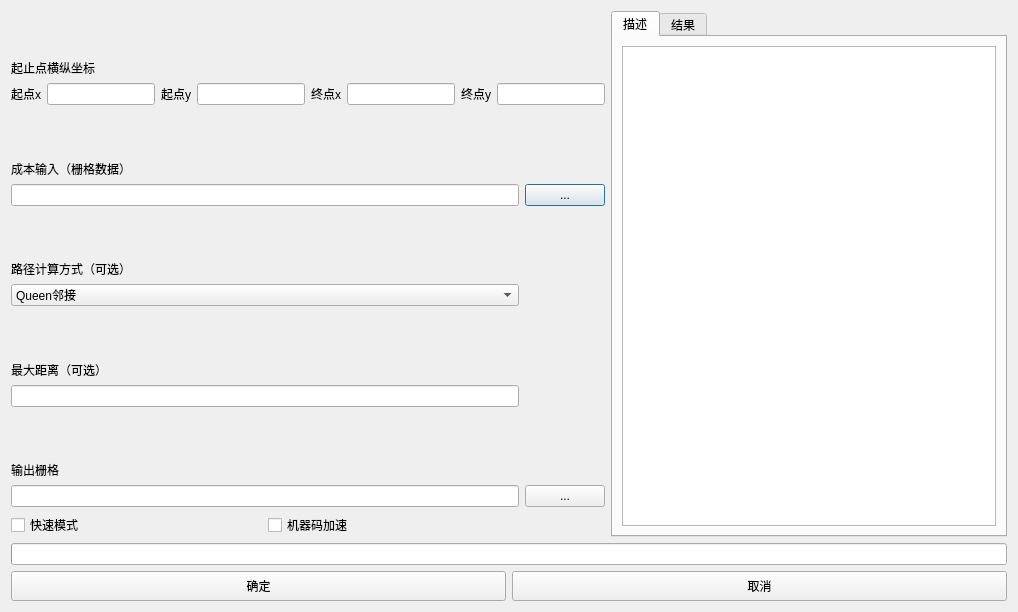
Before: the Qt Designer form shortest_path/shortest_path_dialog_base.ui in TianyouCheng/Shortest-Path-QGIS-Plugin, drawn with Qt 5.
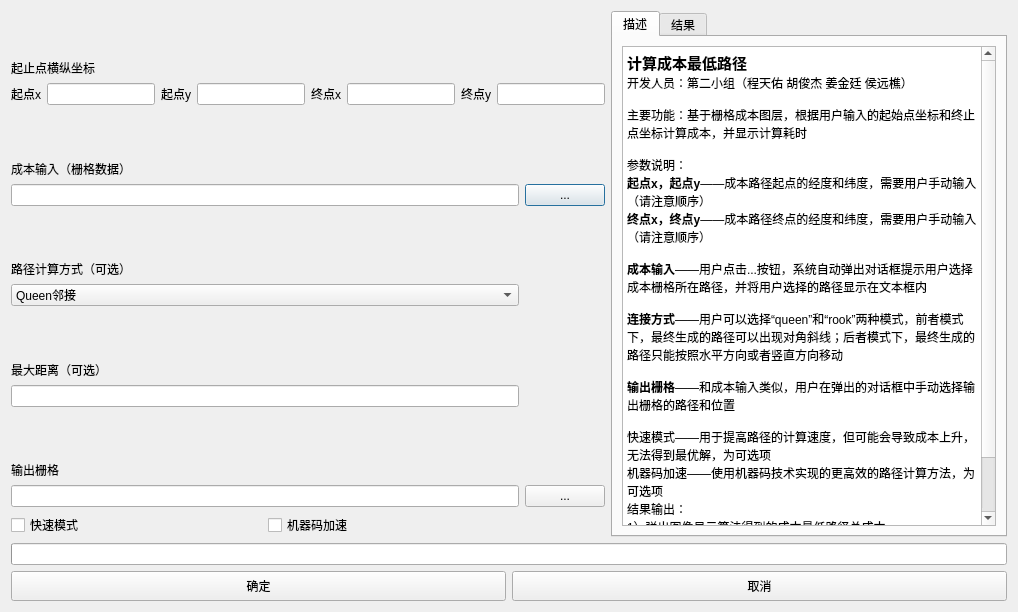
After: the same form once the commit is applied. The open tabs and pages were chosen to show the change.

The edit to the form file:
```diff
--- a/shortest_path/shortest_path_dialog_base.ui
+++ b/shortest_path/shortest_path_dialog_base.ui
@@ -52,7 +52,36 @@
         </attribute>
         <layout class="QVBoxLayout" name="verticalLayout">
          <item>
-          <widget class="QTextEdit" name="textDescript"/>
+          <widget class="QTextEdit" name="textDescript">
+           <property name="html">
+            <string>&lt;!DOCTYPE HTML PUBLIC &quot;-//W3C//DTD HTML 4.0//EN&quot; &quot;http://www.w3.org/TR/REC-html40/strict.dtd&quot;&gt;
+&lt;html&gt;&lt;head&gt;&lt;meta name=&quot;qrichtext&quot; content=&quot;1&quot; /&gt;&lt;style type=&quot;text/css&quot;&gt;
+p, li { white-space: pre-wrap; }
+&lt;/style&gt;&lt;/head&gt;&lt;body style=&quot; font-family:'SimSun'; font-size:9pt; font-weight:400; font-style:normal;&quot;&gt;
+&lt;p style=&quot; margin-top:0px; margin-bottom:0px; margin-left:0px; margin-right:0px; -qt-block-indent:0; text-indent:0px;&quot;&gt;&lt;span style=&quot; font-size:11pt; font-weight:600;&quot;&gt;计算成本最低路径&lt;/span&gt;&lt;/p&gt;
+&lt;p style=&quot; margin-top:0px; margin-bottom:0px; margin-left:0px; margin-right:0px; -qt-block-indent:0; text-indent:0px;&quot;&gt;开发人员：第二小组（程天佑 胡俊杰 姜金廷 侯远樵）&lt;/p&gt;
+&lt;p style=&quot;-qt-paragraph-type:empty; margin-top:0px; margin-bottom:0px; margin-left:0px; margin-right:0px; -qt-block-indent:0; text-indent:0px;&quot;&gt;&lt;br /&gt;&lt;/p&gt;
+&lt;p style=&quot; margin-top:0px; margin-bottom:0px; margin-left:0px; margin-right:0px; -qt-block-indent:0; text-indent:0px;&quot;&gt;主要功能：基于栅格成本图层，根据用户输入的起始点坐标和终止点坐标计算成本，并显示计算耗时&lt;/p&gt;
+&lt;p style=&quot;-qt-paragraph-type:empty; margin-top:0px; margin-bottom:0px; margin-left:0px; margin-right:0px; -qt-block-indent:0; text-indent:0px;&quot;&gt;&lt;br /&gt;&lt;/p&gt;
+&lt;p style=&quot; margin-top:0px; margin-bottom:0px; margin-left:0px; margin-right:0px; -qt-block-indent:0; text-indent:0px;&quot;&gt;参数说明：&lt;/p&gt;
+&lt;p style=&quot; margin-top:0px; margin-bottom:0px; margin-left:0px; margin-right:0px; -qt-block-indent:0; text-indent:0px;&quot;&gt;&lt;span style=&quot; font-weight:600;&quot;&gt;起点x，起点y&lt;/span&gt;——成本路径起点的经度和纬度，需要用户手动输入（请注意顺序）&lt;/p&gt;
+&lt;p style=&quot; margin-top:0px; margin-bottom:0px; margin-left:0px; margin-right:0px; -qt-block-indent:0; text-indent:0px;&quot;&gt;&lt;span style=&quot; font-weight:600;&quot;&gt;终点x，终点y&lt;/span&gt;——成本路径终点的经度和纬度，需要用户手动输入（请注意顺序）&lt;/p&gt;
+&lt;p style=&quot;-qt-paragraph-type:empty; margin-top:0px; margin-bottom:0px; margin-left:0px; margin-right:0px; -qt-block-indent:0; text-indent:0px;&quot;&gt;&lt;br /&gt;&lt;/p&gt;
+&lt;p style=&quot; margin-top:0px; margin-bottom:0px; margin-left:0px; margin-right:0px; -qt-block-indent:0; text-indent:0px;&quot;&gt;&lt;span style=&quot; font-weight:600;&quot;&gt;成本输入&lt;/span&gt;——用户点击...按钮，系统自动弹出对话框提示用户选择成本栅格所在路径，并将用户选择的路径显示在文本框内&lt;/p&gt;
+&lt;p style=&quot;-qt-paragraph-type:empty; margin-top:0px; margin-bottom:0px; margin-left:0px; margin-right:0px; -qt-block-indent:0; text-indent:0px;&quot;&gt;&lt;br /&gt;&lt;/p&gt;
+&lt;p style=&quot; margin-top:0px; margin-bottom:0px; margin-left:0px; margin-right:0px; -qt-block-indent:0; text-indent:0px;&quot;&gt;&lt;span style=&quot; font-weight:600;&quot;&gt;连接方式&lt;/span&gt;——用户可以选择“queen”和“rook”两种模式，前者模式下，最终生成的路径可以出现对角斜线；后者模式下，最终生成的路径只能按照水平方向或者竖直方向移动&lt;/p&gt;
+&lt;p style=&quot;-qt-paragraph-type:empty; margin-top:0px; margin-bottom:0px; margin-left:0px; margin-right:0px; -qt-block-indent:0; text-indent:0px;&quot;&gt;&lt;br /&gt;&lt;/p&gt;
+&lt;p style=&quot; margin-top:0px; margin-bottom:0px; margin-left:0px; margin-right:0px; -qt-block-indent:0; text-indent:0px;&quot;&gt;&lt;span style=&quot; font-weight:600;&quot;&gt;输出栅格&lt;/span&gt;——和成本输入类似，用户在弹出的对话框中手动选择输出栅格的路径和位置&lt;/p&gt;
+&lt;p style=&quot;-qt-paragraph-type:empty; margin-top:0px; margin-bottom:0px; margin-left:0px; margin-right:0px; -qt-block-indent:0; text-indent:0px;&quot;&gt;&lt;br /&gt;&lt;/p&gt;
+&lt;p style=&quot; margin-top:0px; margin-bottom:0px; margin-left:0px; margin-right:0px; -qt-block-indent:0; text-indent:0px;&quot;&gt;快速模式——用于提高路径的计算速度，但可能会导致成本上升，无法得到最优解，为可选项&lt;/p&gt;
+&lt;p style=&quot; margin-top:0px; margin-bottom:0px; margin-left:0px; margin-right:0px; -qt-block-indent:0; text-indent:0px;&quot;&gt;机器码加速——使用机器码技术实现的更高效的路径计算方法，为可选项&lt;/p&gt;
+&lt;p style=&quot; margin-top:0px; margin-bottom:0px; margin-left:0px; margin-right:0px; -qt-block-indent:0; text-indent:0px;&quot;&gt;结果输出：&lt;/p&gt;
+&lt;p style=&quot; margin-top:0px; margin-bottom:0px; margin-left:0px; margin-right:0px; -qt-block-indent:0; text-indent:0px;&quot;&gt;1）弹出图像显示算法得到的成本最低路径总成本&lt;/p&gt;
+&lt;p style=&quot; margin-top:0px; margin-bottom:0px; margin-left:0px; margin-right:0px; -qt-block-indent:0; text-indent:0px;&quot;&gt;2）在“结果”栏显示得到的最优路径总成本以及运算时间&lt;/p&gt;
+&lt;p style=&quot;-qt-paragraph-type:empty; margin-top:0px; margin-bottom:0px; margin-left:0px; margin-right:0px; -qt-block-indent:0; text-indent:0px;&quot;&gt;&lt;br /&gt;&lt;/p&gt;
+&lt;p style=&quot; margin-top:0px; margin-bottom:0px; margin-left:0px; margin-right:0px; -qt-block-indent:0; text-indent:0px;&quot;&gt;其他：在计算过程中，可以实时显示进度&lt;/p&gt;&lt;/body&gt;&lt;/html&gt;</string>
+           </property>
+          </widget>
          </item>
         </layout>
        </widget>
```
Left out of the diff: 2 changed lines with no effect on the pictures.
